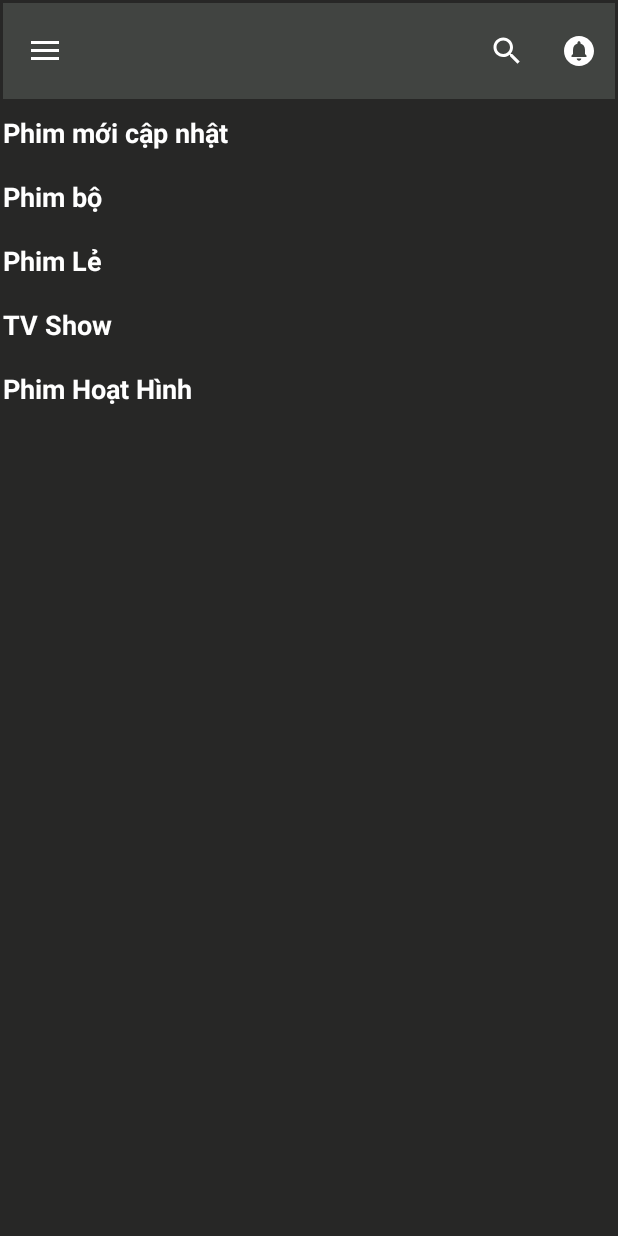
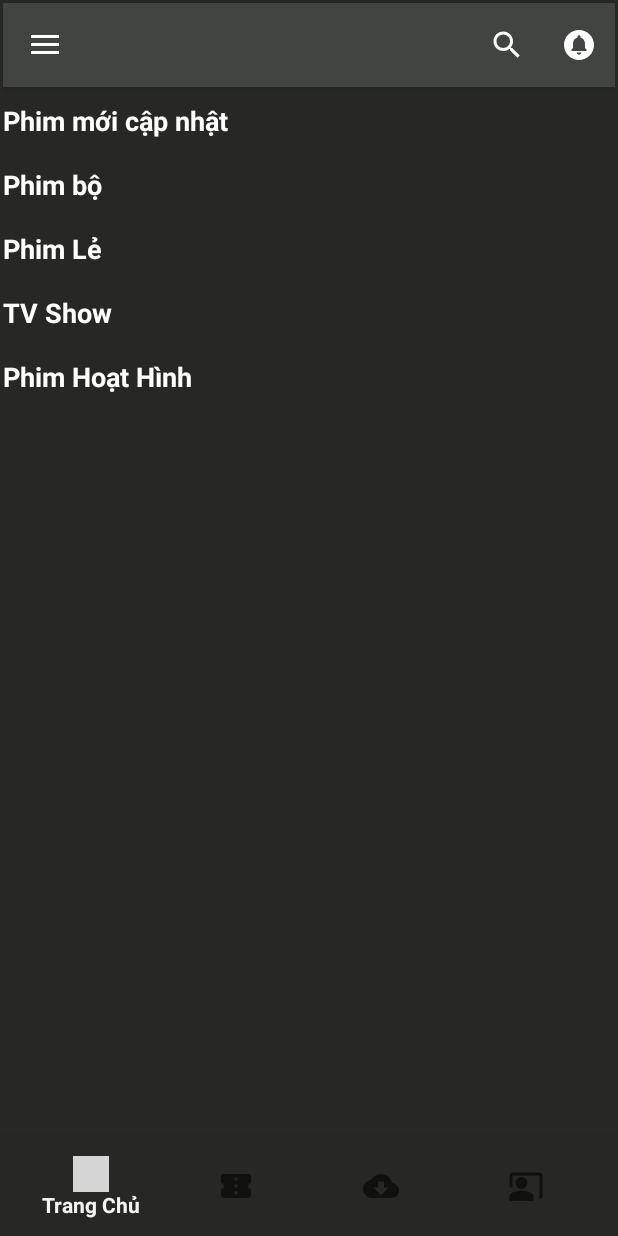
Before and after one commit to ThanhHai2911/Nhom6, an Android app: the screen it shows after launch (MainActivity), on a phone screen of 412 x 824 dp. Run offline under Robolectric (Android 15) with nearby library versions, the light colour scheme and no system bars; our stand-ins replace Firebase (no records; nobody signed in at launch, a user with empty details on screens opened directly); 5 statements that could not run were skipped; grey boxes are pictures that could not be loaded.

Commit message:
bottom Navigation

```diff
--- a/app/build.gradle.kts
+++ b/app/build.gradle.kts
@@ -74,5 +74,7 @@ dependencies {
 
     implementation ("com.google.firebase:firebase-auth:21.0.1")
     implementation ("com.google.firebase:firebase-database:20.0.0")
+    implementation ("com.google.android.material:material:1.4.0")
+
 
 }
--- a/app/src/main/java/com/example/xemphim/activity/MainActivity.java
+++ b/app/src/main/java/com/example/xemphim/activity/MainActivity.java
@@ -4,6 +4,7 @@ import android.graphics.Color;
 import android.graphics.drawable.ColorDrawable;
 import android.os.Bundle;
 
+import androidx.annotation.NonNull;
 import androidx.appcompat.app.ActionBarDrawerToggle;
 import androidx.appcompat.app.AppCompatActivity;
 import androidx.drawerlayout.widget.DrawerLayout;
@@ -43,7 +44,7 @@ import android.widget.PopupMenu;
 import android.widget.PopupWindow;
 import android.widget.Toast;
 import androidx.swiperefreshlayout.widget.SwipeRefreshLayout;
-
+import com.google.android.material.bottomnavigation.BottomNavigationView;
 
 public class MainActivity extends AppCompatActivity {
     private ActivityMainBinding binding;
@@ -62,10 +63,10 @@ public class MainActivity extends AppCompatActivity {
 
         apiService = ApiClient.getClient().create(ApiService.class);
         // Thiết lập ActionBar và DrawerLayout
-        setSupportActionBar(binding.toobar1);
+        setSupportActionBar(binding.toolbar);
 
         ActionBarDrawerToggle toggle = new ActionBarDrawerToggle(
-                this, binding.drawerlayout, binding.toobar1,
+                this, binding.drawerlayout, binding.toolbar,
                 R.string.navigation_drawer_open, R.string.navigation_drawer_close
         );
 
@@ -96,13 +97,42 @@ public class MainActivity extends AppCompatActivity {
         loadPhimLe();
         loadPhimHoatHinh();
 
-        FirebaseDatabase database = FirebaseDatabase.getInstance();
-        DatabaseReference myRef = database.getReference("message");
-
-        myRef.setValue("Hello, World!");
+        navigationBottom();
 
     }
+    private void navigationBottom() {
+        BottomNavigationView bottomNavigationView = findViewById(R.id.bottom_navigation);
 
+        // Đặt item mặc định được chọn là màn hình Home
+        bottomNavigationView.setSelectedItemId(R.id.nav_home);
+
+        // Xử lý sự kiện chọn item của Bottom Navigation
+        bottomNavigationView.setOnNavigationItemSelectedListener(new BottomNavigationView.OnNavigationItemSelectedListener() {
+            @Override
+            public boolean onNavigationItemSelected(@NonNull MenuItem item) {
+                Intent intent = null;
+                if (item.getItemId() == R.id.nav_home) {
+                    intent = new Intent(MainActivity.this, MainActivity.class);
+                } else if (item.getItemId() == R.id.nav_vip) {
+                    intent = new Intent(MainActivity.this, VipActivity.class);
+                } else if (item.getItemId() == R.id.nav_download) {
+                    intent = new Intent(MainActivity.this, DownLoadActivity.class);
+                } else if (item.getItemId() == R.id.nav_profile) {
+                    intent = new Intent(MainActivity.this, ProfileActivity.class);
+
+                }
+                // Pass the selected item to the new Activity
+                if (intent != null) {
+                    intent.putExtra("selected_item_id", item.getItemId());
+                    startActivity(intent);
+                    overridePendingTransition(0, 0);  // No animation for smooth transition
+                    return true;
+                }
+                return false;
+
+            }
+        });
+    }
     @Override
     public boolean onCreateOptionsMenu(Menu menu) {
          // Nạp menu
--- a/app/src/main/res/layout/activity_main.xml
+++ b/app/src/main/res/layout/activity_main.xml
@@ -1,12 +1,18 @@
 <?xml version="1.0" encoding="utf-8"?>
-<androidx.drawerlayout.widget.DrawerLayout xmlns:android="http://schemas.android.com/apk/res/android"
+<androidx.coordinatorlayout.widget.CoordinatorLayout xmlns:android="http://schemas.android.com/apk/res/android"
     xmlns:app="http://schemas.android.com/apk/res-auto"
     xmlns:tools="http://schemas.android.com/tools"
+    android:layout_width="match_parent"
+    android:layout_height="match_parent"
+
+    tools:context=".activity.MainActivity">
+
+    <!-- DrawerLayout chứa nội dung chính và NavigationView -->
+    <androidx.drawerlayout.widget.DrawerLayout
         android:id="@+id/drawerlayout"
         android:layout_width="match_parent"
         android:layout_height="match_parent"
-    android:background="@color/meBlack"
-    tools:context=".activity.MainActivity">
+        android:background="@color/meBlack">
 
         <!-- Phần giao diện chính của ứng dụng -->
         <androidx.swiperefreshlayout.widget.SwipeRefreshLayout
@@ -16,15 +22,16 @@
 
             <ScrollView
                 android:layout_width="match_parent"
-            android:layout_height="match_parent">
+                android:layout_height="match_parent"
+                android:layout_marginBottom="56dp"> <!-- Điều chỉnh để tránh bị che bởi BottomNavigationView -->
 
                 <LinearLayout
                     android:id="@+id/mainContent"
                     android:layout_width="match_parent"
-                android:layout_height="match_parent"
+                    android:layout_height="wrap_content"
                     android:orientation="vertical"
                     android:padding="2dp"
-                android:visibility="gone"> <!-- Ẩn nội dung ban đầu -->
+                    android:visibility="gone">
 
                     <!-- Thêm Toolbar vào đây -->
                     <com.google.android.material.appbar.AppBarLayout
@@ -33,7 +40,7 @@
                         android:theme="@style/ThemeOverlay.AppCompat.Dark.ActionBar">
 
                         <androidx.appcompat.widget.Toolbar
-                        android:id="@+id/toobar1"
+                            android:id="@+id/toolbar"
                             android:layout_width="match_parent"
                             android:layout_height="wrap_content"
                             android:background="#414441"
@@ -42,12 +49,14 @@
                         </androidx.appcompat.widget.Toolbar>
                     </com.google.android.material.appbar.AppBarLayout>
 
+                    <!-- Nội dung chính: TextView và RecyclerView -->
                     <LinearLayout
                         android:layout_width="match_parent"
                         android:layout_height="wrap_content"
                         android:orientation="vertical"
                         android:paddingTop="10dp">
 
+                        <!-- Phim mới cập nhật -->
                         <TextView
                             android:layout_width="wrap_content"
                             android:layout_height="wrap_content"
@@ -63,6 +72,7 @@
                             android:layout_marginTop="2dp"
                             android:orientation="horizontal" />
 
+                        <!-- Phim bộ -->
                         <TextView
                             android:layout_width="wrap_content"
                             android:layout_height="wrap_content"
@@ -79,6 +89,7 @@
                             android:layout_marginTop="2dp"
                             android:orientation="horizontal" />
 
+                        <!-- Phim Lẻ -->
                         <TextView
                             android:layout_width="wrap_content"
                             android:layout_height="wrap_content"
@@ -95,6 +106,7 @@
                             android:layout_marginTop="2dp"
                             android:orientation="horizontal" />
 
+                        <!-- TV Show -->
                         <TextView
                             android:layout_width="wrap_content"
                             android:layout_height="wrap_content"
@@ -111,6 +123,7 @@
                             android:layout_marginTop="2dp"
                             android:orientation="horizontal" />
 
+                        <!-- Phim Hoạt Hình -->
                         <TextView
                             android:layout_width="wrap_content"
                             android:layout_height="wrap_content"
@@ -133,17 +146,7 @@
             </ScrollView>
         </androidx.swiperefreshlayout.widget.SwipeRefreshLayout>
 
-    <FrameLayout
-        android:layout_width="match_parent"
-        android:layout_height="wrap_content">
-        <ProgressBar
-            android:id="@+id/progressBar"
-            android:layout_width="wrap_content"
-            android:layout_height="wrap_content"
-            android:layout_gravity="center"
-            android:visibility="visible" />
-    </FrameLayout>
-
+        <!-- NavigationView bên trong DrawerLayout -->
         <com.google.android.material.navigation.NavigationView
             android:id="@+id/navigationView"
             android:layout_width="wrap_content"
@@ -154,3 +157,28 @@
         </com.google.android.material.navigation.NavigationView>
 
     </androidx.drawerlayout.widget.DrawerLayout>
+
+    <!-- BottomNavigationView nằm ngoài DrawerLayout -->
+    <com.google.android.material.bottomnavigation.BottomNavigationView
+        android:id="@+id/bottom_navigation"
+        android:layout_width="match_parent"
+        android:layout_height="wrap_content"
+        android:padding="5dp"
+        android:layout_gravity="bottom"
+        app:menu="@menu/bottom_nav_menu"
+        app:labelVisibilityMode="selected"
+        android:background="@color/meBlack"/>
+
+    <!-- ProgressBar (nếu cần) -->
+    <FrameLayout
+        android:layout_width="match_parent"
+        android:layout_height="match_parent">
+        <ProgressBar
+            android:id="@+id/progressBar"
+            android:layout_width="wrap_content"
+            android:layout_height="wrap_content"
+            android:layout_gravity="center"
+            android:visibility="visible" />
+    </FrameLayout>
+
+</androidx.coordinatorlayout.widget.CoordinatorLayout>
--- /dev/null
+++ b/app/src/main/res/menu/bottom_nav_menu.xml
@@ -0,0 +1,19 @@
+<?xml version="1.0" encoding="utf-8"?>
+<menu xmlns:android="http://schemas.android.com/apk/res/android">
+    <item
+        android:id="@+id/nav_home"
+        android:icon="@drawable/ic_home"
+        android:title="Trang Chủ" />
+    <item
+        android:id="@+id/nav_vip"
+        android:icon="@drawable/ic_vip"
+        android:title="Gói Vip" />
+    <item
+        android:id="@+id/nav_download"
+        android:icon="@drawable/ic_download"
+        android:title="Tải xuống" />
+    <item
+        android:id="@+id/nav_profile"
+        android:icon="@drawable/ic_people"
+        android:title="Tài khoản" />
+</menu>
```
Also changed, not shown: app/src/main/AndroidManifest.xml (+18 -1 lines), app/src/main/java/com/example/xemphim/activity/DownLoadActivity.java (added, +57 -0 lines), app/src/main/java/com/example/xemphim/activity/ProfileActivity.java (added, +56 -0 lines), app/src/main/java/com/example/xemphim/activity/VipActivity.java (added, +53 -0 lines), app/src/main/res/layout/activity_down_load.xml (added, +75 -0 lines), app/src/main/res/layout/activity_profile.xml (added, +75 -0 lines), app/src/main/res/layout/activity_vip.xml (added, +208 -0 lines). Lines whose indentation alone changed are shown as unchanged.
